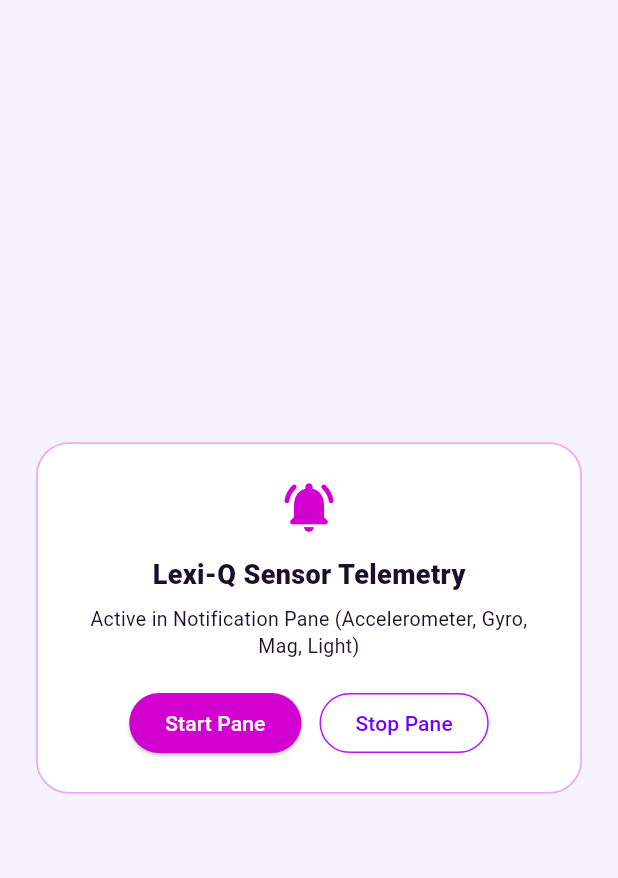
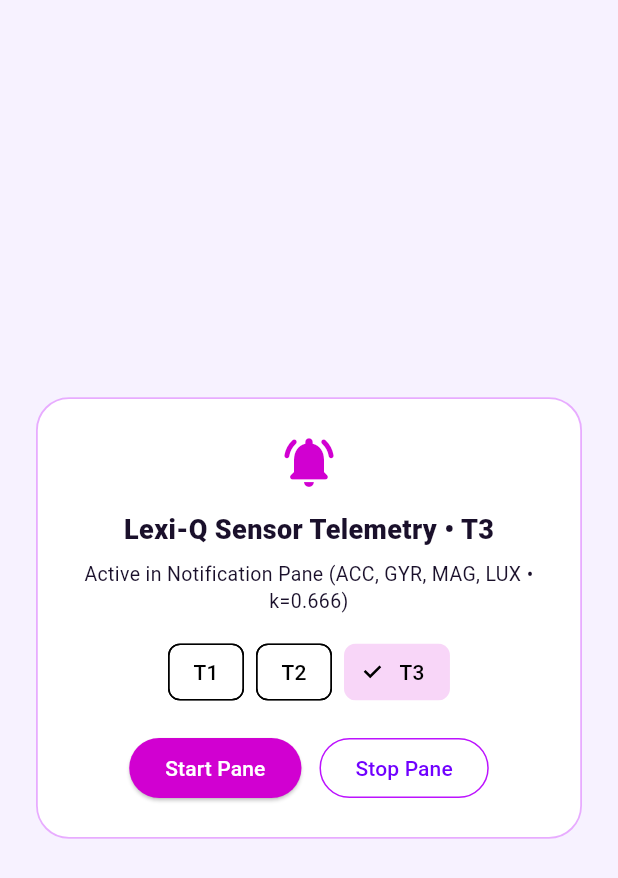
Before and after one commit to PopeTroy/LexiQ-Compliance, a Flutter app: the screen it shows after launch, on a phone screen of 412 x 824 dp. Shown: the top 878 px of the screen. Run offline on Flutter 3.47's test engine with Material 3 defaults, Android fonts, the phone set to English and light mode, and no system bars.

Commit message:
Implement telemetry command sending and UI updates
Added a method to send telemetry commands and updated the UI to reflect the active tier.

```diff
--- a/lib/main.dart
+++ b/lib/main.dart
@@ -85,6 +85,13 @@ class LexiQNativeBridge {
     await _telemetryChannel
         .invokeMethod<void>('stopSensorTelemetry')
         .timeout(const Duration(seconds: 5));
+  }
+
+  Future<String> sendTelemetryCommand(String command) async {
+    final String? res = await _telemetryChannel
+        .invokeMethod<String>('sendCommand', {'command': command})
+        .timeout(const Duration(seconds: 5));
+    return res ?? 'Command dispatched to notification service.';
   }
 
   Future<String> queryNvidiaNimFallback(String prompt) async {
@@ -192,6 +199,7 @@ class SensorNotificationControllerScreen extends StatefulWidget {
 class _SensorNotificationControllerScreenState
     extends State<SensorNotificationControllerScreen> {
   String _status = 'Starting sensor notification telemetry...';
+  String _activeTier = 'T3';
   bool _running = false;
 
   @override
@@ -208,7 +216,7 @@ class _SensorNotificationControllerScreenState
       if (!mounted) return;
       setState(() {
         _running = true;
-        _status = 'Active in Notification Pane (Accelerometer, Gyro, Mag, Light)';
+        _status = 'Active in Notification Pane (ACC, GYR, MAG, LUX • k=0.666)';
       });
     } catch (e) {
       if (!mounted) return;
@@ -235,6 +243,26 @@ class _SensorNotificationControllerScreenState
     }
   }
 
+  Future<void> _selectTier(String tierCode, String commandText) async {
+    setState(() {
+      _activeTier = tierCode;
+    });
+    try {
+      await LexiQNativeBridge.instance.startSensorTelemetry();
+      final String reply = await LexiQNativeBridge.instance.sendTelemetryCommand(commandText);
+      if (!mounted) return;
+      setState(() {
+        _running = true;
+        _status = reply;
+      });
+    } catch (e) {
+      if (!mounted) return;
+      setState(() {
+        _status = 'Tier [$tierCode] command queued: $e';
+      });
+    }
+  }
+
   @override
   Widget build(BuildContext context) {
     return Scaffold(
@@ -257,9 +285,9 @@ class _SensorNotificationControllerScreenState
                   color: _running ? _kPlumPrimary : _kPurpleDeep,
                 ),
                 const SizedBox(height: 12),
-                const Text(
-                  'Lexi-Q Sensor Telemetry',
-                  style: TextStyle(
+                Text(
+                  'Lexi-Q Sensor Telemetry • $_activeTier',
+                  style: const TextStyle(
                     fontSize: 18,
                     fontWeight: FontWeight.w800,
                     color: _kInkDark,
@@ -271,7 +299,32 @@ class _SensorNotificationControllerScreenState
                   textAlign: TextAlign.center,
                   style: const TextStyle(fontSize: 13, color: _kInkDark, height: 1.35),
                 ),
-                const SizedBox(height: 18),
+                const SizedBox(height: 14),
+                Wrap(
+                  spacing: 8,
+                  alignment: WrapAlignment.center,
+                  children: [
+                    ChoiceChip(
+                      label: const Text('T1'),
+                      selected: _activeTier == 'T1',
+                      selectedColor: _kPlumPrimary.withValues(alpha: 0.16),
+                      onSelected: (_) => _selectTier('T1', 'tier 1'),
+                    ),
+                    ChoiceChip(
+                      label: const Text('T2'),
+                      selected: _activeTier == 'T2',
+                      selectedColor: _kPlumPrimary.withValues(alpha: 0.16),
+                      onSelected: (_) => _selectTier('T2', 'tier 2'),
+                    ),
+                    ChoiceChip(
+                      label: const Text('T3'),
+                      selected: _activeTier == 'T3',
+                      selectedColor: _kPlumPrimary.withValues(alpha: 0.16),
+                      onSelected: (_) => _selectTier('T3', 'tier 3'),
+                    ),
+                  ],
+                ),
+                const SizedBox(height: 16),
                 Row(
                   mainAxisAlignment: MainAxisAlignment.center,
                   children: [
```
